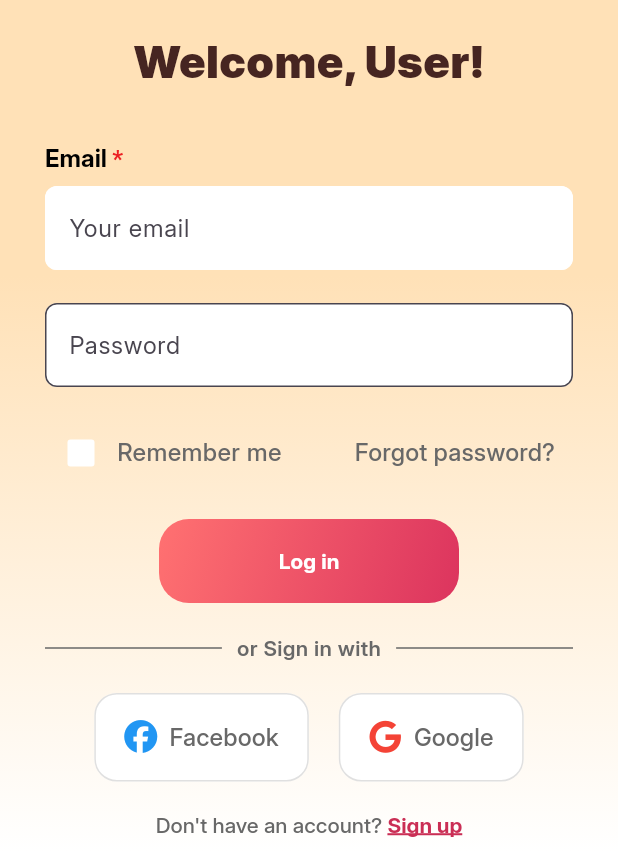
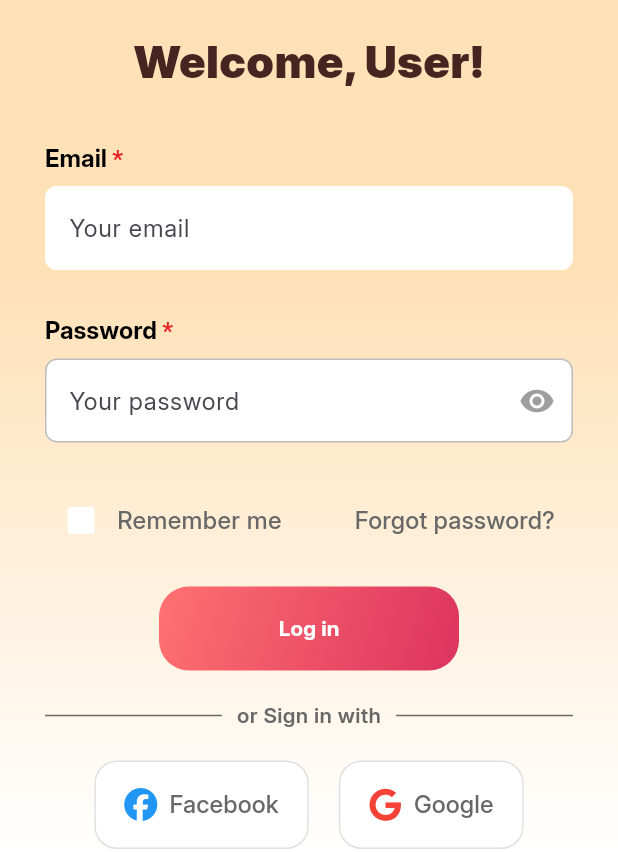
Before and after one commit to JakobPalomo/DoNut-Stop, a Flutter app: the screen it shows after launch, scrolled down 173 dp, after a tap on "Get Started", on a phone screen of 412 x 824 dp, the part 384-1236 px from its top. Run offline on Flutter 3.47's test engine with Material 3 defaults, Android fonts, the phone set to English and light mode, and no system bars; our stand-ins replace cloud_firestore, firebase_auth, firebase_core, font_awesome_flutter; accounts and stored records are empty.

Commit message:
fixed the password field in login

```diff
--- a/lib/pages/login_page.dart
+++ b/lib/pages/login_page.dart
@@ -173,7 +173,6 @@ class _LoginPageState extends State<LoginPage> {
                             validator: _validateEmail),
                         SizedBox(height: 10),
                         _buildPasswordField("Password ", "Your password", true,
-                            passwordController,
                             validator: _validatePassword),
                         SizedBox(height: 10),
                         if (_errorText != null)
@@ -486,21 +485,75 @@ class _LoginPageState extends State<LoginPage> {
   }
 
   Widget _buildPasswordField(String label, String hint, bool isRequired,
-      TextEditingController controller,
       {String? Function(String?)? validator}) {
-    return TextFormField(
-      controller: controller,
-      obscureText: true,
+    bool _obscureText = true;
+
+    return StatefulBuilder(
+      builder: (context, setState) {
+        return Padding(
+          padding: const EdgeInsets.symmetric(vertical: 8),
+          child: Column(
+            crossAxisAlignment: CrossAxisAlignment.start,
+            children: [
+              RichText(
+                text: TextSpan(
+                  text: label,
+                  style: const TextStyle(
+                      fontSize: 16,
+                      color: Colors.black,
+                      fontFamily: 'Inter',
+                      fontWeight: FontWeight.bold),
+                  children: isRequired
+                      ? [
+                          TextSpan(
+                            text: '*',
+                            style: TextStyle(color: Color(0xFFEC2023)),
+                          ),
+                        ]
+                      : [],
+                ),
+              ),
+              const SizedBox(height: 10),
+              TextFormField(
+                controller: passwordController, // Use class-level controller
+                obscureText: _obscureText,
                 decoration: InputDecoration(
-        labelText: label,
                   hintText: hint,
                   border: OutlineInputBorder(
                     borderRadius: BorderRadius.circular(8),
+                    borderSide: BorderSide(color: Colors.black26),
+                  ),
+                  focusedBorder: OutlineInputBorder(
+                    borderRadius: BorderRadius.circular(8),
+                    borderSide: BorderSide(
+                        color: Color(0xFFEF4F56), width: 2.0), // Highlight color
+                  ),
+                  enabledBorder: OutlineInputBorder(
+                    borderRadius: BorderRadius.circular(8),
+                    borderSide: BorderSide(color: Colors.black26),
                   ),
                   filled: true,
                   fillColor: Colors.white,
+                  suffixIcon: IconButton(
+                    icon: Icon(
+                      _obscureText ? Icons.visibility : Icons.visibility_off,
+                      color: Colors.grey,
                     ),
+                    onPressed: () {
+                      setState(() {
+                        _obscureText = !_obscureText;
+                      });
+                    },
+                  ),
+                ),
+                cursorColor: Color(0xFFCA2E55),
+                style: TextStyle(fontFamily: 'Inter', color: Colors.black),
                 validator: validator,
+              ),
+            ],
+          ),
+        );
+      },
     );
   }
 }
```
Lines whose indentation alone changed are shown as unchanged.
